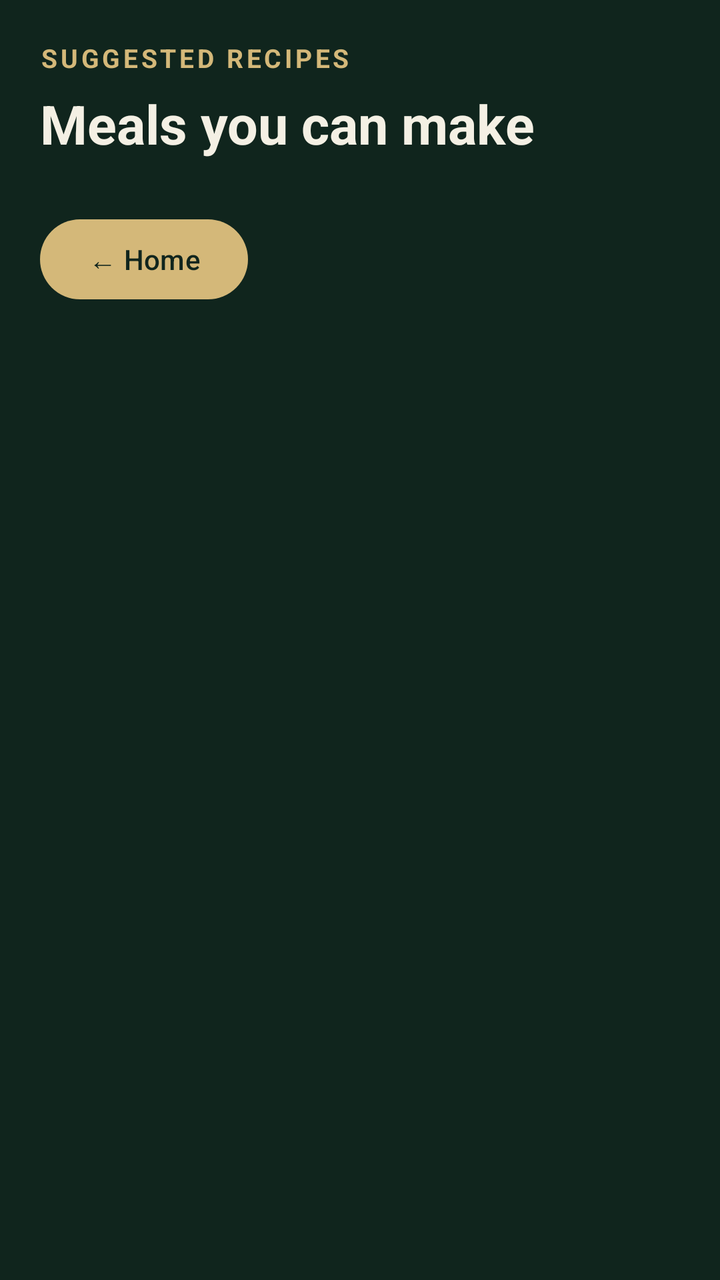
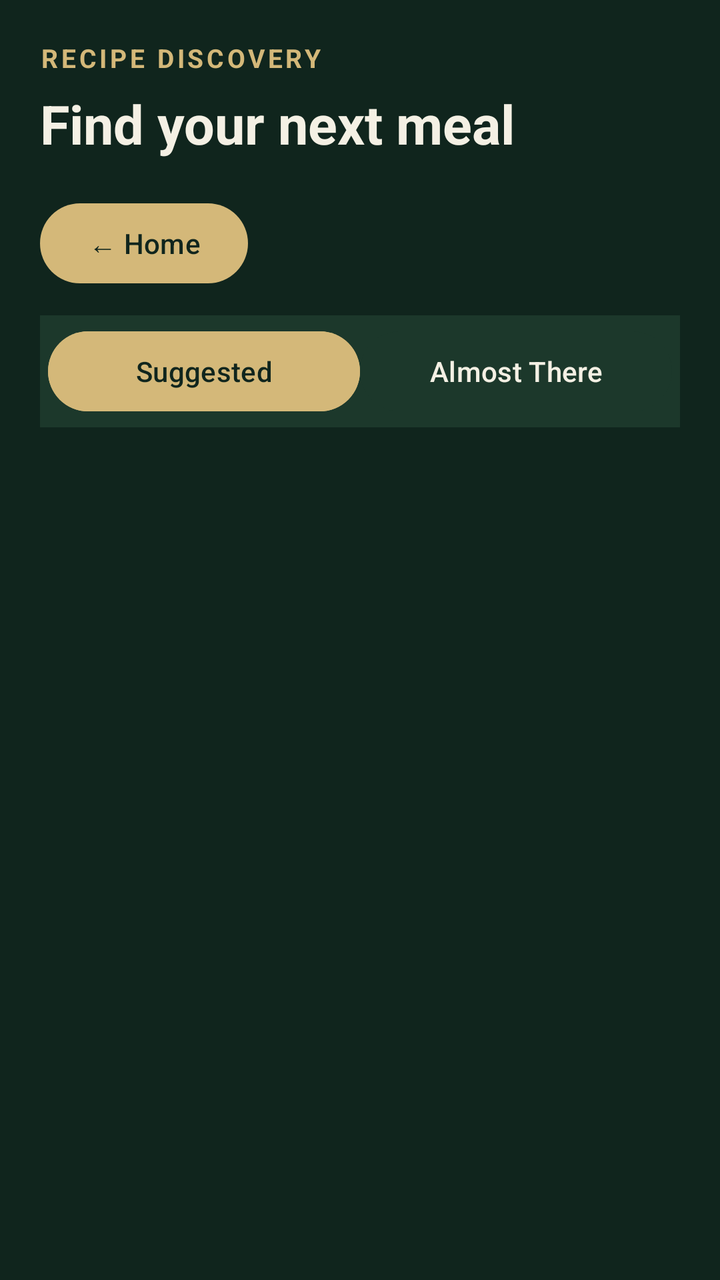

The first picture is an Android layout as it rendered before a commit; the second is the same layout after the commit. The layout source and the unified diff follow.
<!-- AndroidManifest.xml: application theme Theme.SmartPantryManager -->
<!-- res/layout/activity_suggested_recipes.xml -->
<?xml version="1.0" encoding="utf-8"?>
<LinearLayout xmlns:android="http://schemas.android.com/apk/res/android"
    android:layout_width="match_parent"
    android:layout_height="match_parent"
    android:orientation="vertical"
    android:background="#10251D"
    android:padding="20dp">

    <TextView
        android:layout_width="match_parent"
        android:layout_height="wrap_content"
        android:text="SUGGESTED RECIPES"
        android:textColor="#D4B879"
        android:textSize="13sp"
        android:textStyle="bold"
        android:letterSpacing="0.12"
        android:paddingBottom="6dp" />

    <TextView
        android:layout_width="match_parent"
        android:layout_height="wrap_content"
        android:text="Meals you can make"
        android:textColor="#F4F0E4"
        android:textSize="27sp"
        android:textStyle="bold"
        android:paddingBottom="14dp" />

    <Button
        android:id="@+id/btnBackToHome"
        android:layout_width="wrap_content"
        android:layout_height="wrap_content"
        android:backgroundTint="@null"
        android:layout_marginTop="12dp"
        android:text="← Home"
        android:textAllCaps="false" />

    <TextView
        android:id="@+id/txtNoRecipes"
        android:layout_width="match_parent"
        android:layout_height="wrap_content"
        android:text="No complete recipe matches yet. Add more ingredients to your pantry."
        android:textColor="#B9CBAF"
        android:textSize="16sp"
        android:gravity="center"
        android:padding="24dp"
        android:visibility="gone" />

    <ScrollView
        android:layout_width="match_parent"
        android:layout_height="0dp"
        android:layout_weight="1"
        android:fillViewport="true">

        <LinearLayout
            android:id="@+id/recipeContainer"
            android:layout_width="match_parent"
            android:layout_height="wrap_content"
            android:orientation="vertical"
            android:paddingTop="16dp" />
    </ScrollView>

</LinearLayout>
<!-- resources referenced by this layout -->
<resources>
  <style name="Theme.SmartPantryManager" parent="Base.Theme.SmartPantryManager" />
  <style name="Base.Theme.SmartPantryManager" parent="Theme.Material3.DayNight.NoActionBar">
  
          <item name="colorPrimary">@color/pantry_gold</item>
          <item name="colorOnPrimary">@color/pantry_background</item>
  
          <item name="colorSecondary">@color/pantry_sage</item>
          <item name="colorOnSecondary">@color/pantry_background</item>
  
          <item name="colorSurface">@color/pantry_card</item>
          <item name="colorOnSurface">@color/pantry_cream</item>
  
          <item name="colorControlActivated">@color/pantry_gold</item>
          <item name="colorAccent">@color/pantry_gold</item>
          <item name="android:colorAccent">@color/pantry_gold</item>
  
          <item name="android:windowBackground">@color/pantry_background</item>
          <item name="android:statusBarColor">@color/pantry_background</item>
          <item name="android:navigationBarColor">@color/pantry_background</item>
  
          <item name="android:windowLightStatusBar">false</item>
          <item name="android:windowLightNavigationBar" tools:targetApi="27">false</item>
  
      </style>
  <color name="pantry_gold">#D4B879</color>
  <color name="pantry_background">#10251D</color>
  <color name="pantry_sage">#B9CBAF</color>
  <color name="pantry_card">#1C382B</color>
  <color name="pantry_cream">#F4F0E4</color>
</resources>

<!-- the commit's change to res/layout/activity_suggested_recipes.xml (unified diff, before → after) -->
@@ -9,7 +9,7 @@
     <TextView
         android:layout_width="match_parent"
         android:layout_height="wrap_content"
-        android:text="SUGGESTED RECIPES"
+        android:text="RECIPE DISCOVERY"
         android:textColor="#D4B879"
         android:textSize="13sp"
         android:textStyle="bold"
@@ -19,7 +19,7 @@
     <TextView
         android:layout_width="match_parent"
         android:layout_height="wrap_content"
-        android:text="Meals you can make"
+        android:text="Find your next meal"
         android:textColor="#F4F0E4"
         android:textSize="27sp"
         android:textStyle="bold"
@@ -30,20 +30,40 @@
         android:layout_width="wrap_content"
         android:layout_height="wrap_content"
         android:backgroundTint="@null"
-        android:layout_marginTop="12dp"
+        android:layout_marginTop="4dp"
         android:text="← Home"
         android:textAllCaps="false" />
 
-    <TextView
-        android:id="@+id/txtNoRecipes"
+    <LinearLayout
         android:layout_width="match_parent"
         android:layout_height="wrap_content"
-        android:text="No complete recipe matches yet. Add more ingredients to your pantry."
-        android:textColor="#B9CBAF"
-        android:textSize="16sp"
-        android:gravity="center"
-        android:padding="24dp"
-        android:visibility="gone" />
+        android:orientation="horizontal"
+        android:layout_marginTop="12dp"
+        android:layout_marginBottom="12dp"
+        android:background="#1C382B"
+        android:padding="4dp">
+
+        <Button
+            android:id="@+id/btnSuggestedTab"
+            android:layout_width="0dp"
+            android:layout_height="wrap_content"
+            android:layout_weight="1"
+            android:text="Suggested"
+            android:textAllCaps="false"
+            android:textColor="#10251D"
+            android:backgroundTint="#D4B879" />
+
+        <Button
+            android:id="@+id/btnAlmostThereTab"
+            android:layout_width="0dp"
+            android:layout_height="wrap_content"
+            android:layout_weight="1"
+            android:text="Almost There"
+            android:textAllCaps="false"
+            android:textColor="#F4F0E4"
+            android:backgroundTint="#1C382B" />
+
+    </LinearLayout>
 
     <ScrollView
         android:layout_width="match_parent"
@@ -51,12 +71,82 @@
         android:layout_weight="1"
         android:fillViewport="true">
 
-        <LinearLayout
-            android:id="@+id/recipeContainer"
+        <FrameLayout
             android:layout_width="match_parent"
-            android:layout_height="wrap_content"
-            android:orientation="vertical"
-            android:paddingTop="16dp" />
+            android:layout_height="wrap_content">
+
+            <LinearLayout
+                android:id="@+id/suggestedSection"
+                android:layout_width="match_parent"
+                android:layout_height="wrap_content"
+                android:orientation="vertical">
+
+                <TextView
+                    android:id="@+id/txtNoRecipes"
+                    android:layout_width="match_parent"
+                    android:layout_height="wrap_content"
+                    android:text="No complete recipe matches yet. Add more ingredients to your pantry."
+                    android:textColor="#B9CBAF"
+                    android:textSize="16sp"
+                    android:gravity="center"
+                    android:padding="24dp"
+                    android:visibility="gone" />
+
+                <LinearLayout
+                    android:id="@+id/recipeContainer"
+                    android:layout_width="match_parent"
+                    android:layout_height="wrap_content"
+                    android:orientation="vertical"
+                    android:paddingTop="8dp" />
+
+            </LinearLayout>
+
+            <LinearLayout
+                android:id="@+id/almostThereSection"
+                android:layout_width="match_parent"
+                android:layout_height="wrap_content"
+                android:orientation="vertical"
+                android:visibility="gone">
+
+                <TextView
+                    android:layout_width="match_parent"
+                    android:layout_height="wrap_content"
+                    android:text="ONE INGREDIENT AWAY"
+                    android:textColor="#D4B879"
+                    android:textSize="13sp"
+                    android:textStyle="bold"
+                    android:letterSpacing="0.08"
+                    android:paddingBottom="6dp" />
+
+                <TextView
+                    android:layout_width="match_parent"
+                    android:layout_height="wrap_content"
+                    android:text="Almost in your kitchen"
+                    android:textColor="#F4F0E4"
+                    android:textSize="20sp"
+                    android:textStyle="bold"
+                    android:paddingBottom="8dp" />
+
+                <TextView
+                    android:id="@+id/txtNoAlmostThere"
+                    android:layout_width="match_parent"
+                    android:layout_height="wrap_content"
+                    android:text="No recipes are one ingredient away yet."
+                    android:textColor="#B9CBAF"
+                    android:textSize="14sp"
+                    android:padding="12dp"
+                    android:visibility="gone" />
+
+                <LinearLayout
+                    android:id="@+id/almostThereContainer"
+                    android:layout_width="match_parent"
+                    android:layout_height="wrap_content"
+                    android:orientation="vertical"
+                    android:paddingTop="8dp" />
+
+            </LinearLayout>
+
+        </FrameLayout>
     </ScrollView>
 
 </LinearLayout>
